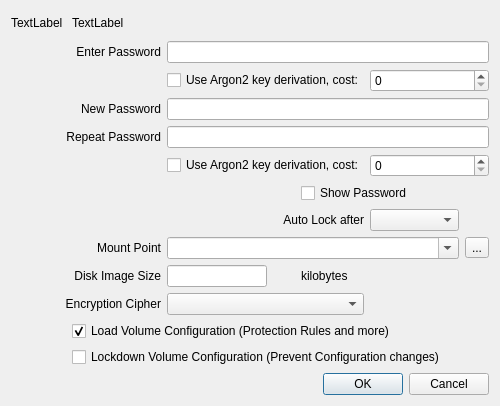
Before: the Qt Designer form MajorPrivacy/Forms/VolumeWindow.ui in xanasoft/MajorPrivacy, drawn with Qt 5.
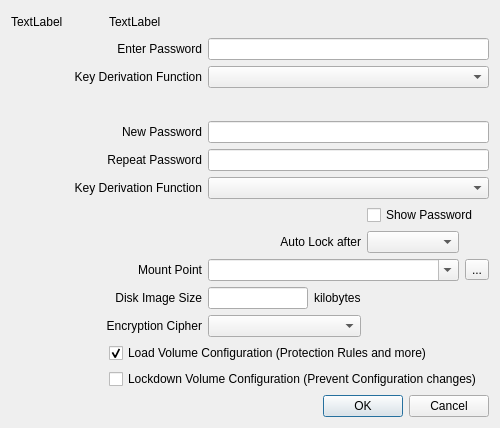
After: the same form once the commit is applied.

```diff
--- a/MajorPrivacy/Forms/VolumeWindow.ui
+++ b/MajorPrivacy/Forms/VolumeWindow.ui
@@ -7,7 +7,7 @@
     <x>0</x>
     <y>0</y>
     <width>500</width>
-    <height>406</height>
+    <height>428</height>
    </rect>
   </property>
   <property name="sizePolicy">
@@ -28,128 +28,35 @@
   <layout class="QGridLayout" name="gridLayout_2">
    <item row="0" column="0">
     <layout class="QGridLayout" name="gridLayout">
-     <item row="8" column="5">
-      <widget class="QToolButton" name="btnMount">
-       <property name="toolTip">
-        <string>Select directory as mount point</string>
-       </property>
-       <property name="text">
-        <string>...</string>
-       </property>
-      </widget>
-     </item>
-     <item row="0" column="1" colspan="4">
-      <widget class="QLabel" name="lblInfo">
-       <property name="text">
-        <string>TextLabel</string>
-       </property>
-       <property name="wordWrap">
-        <bool>true</bool>
-       </property>
-      </widget>
-     </item>
-     <item row="4" column="2" colspan="4">
+     <item row="5" column="2" colspan="4">
       <widget class="QLineEdit" name="txtRepeatPassword">
        <property name="echoMode">
         <enum>QLineEdit::EchoMode::Password</enum>
        </property>
       </widget>
      </item>
-     <item row="7" column="0" colspan="4">
-      <widget class="QLabel" name="lblAutoLocl">
-       <property name="text">
-        <string>Auto Lock after</string>
+     <item row="9" column="2" colspan="3">
+      <widget class="QComboBox" name="cmbMount">
+       <property name="editable">
+        <bool>true</bool>
        </property>
-       <property name="alignment">
-        <set>Qt::AlignmentFlag::AlignRight|Qt::AlignmentFlag::AlignTrailing|Qt::AlignmentFlag::AlignVCenter</set>
-       </property>
       </widget>
      </item>
-     <item row="1" column="0" colspan="2">
-      <widget class="QLabel" name="lblPassword">
-       <property name="text">
-        <string>Enter Password</string>
+     <item row="1" column="2" colspan="4">
+      <widget class="QLineEdit" name="txtPassword">
+       <property name="echoMode">
+        <enum>QLineEdit::EchoMode::Password</enum>
        </property>
-       <property name="alignment">
-        <set>Qt::AlignmentFlag::AlignRight|Qt::AlignmentFlag::AlignTrailing|Qt::AlignmentFlag::AlignVCenter</set>
-       </property>
       </widget>
      </item>
-     <item row="13" column="3" colspan="3">
+     <item row="14" column="3" colspan="3">
       <widget class="QDialogButtonBox" name="buttonBox">
        <property name="standardButtons">
         <set>QDialogButtonBox::StandardButton::Cancel|QDialogButtonBox::StandardButton::Ok</set>
        </property>
       </widget>
      </item>
-     <item row="1" column="2" colspan="4">
-      <widget class="QLineEdit" name="txtPassword">
-       <property name="echoMode">
-        <enum>QLineEdit::EchoMode::Password</enum>
-       </property>
-      </widget>
-     </item>
-     <item row="11" column="1" colspan="5">
-      <widget class="QCheckBox" name="chkProtect">
-       <property name="text">
-        <string>Load Volume Configuration (Protection Rules and more)</string>
-       </property>
-       <property name="checked">
-        <bool>true</bool>
-       </property>
-      </widget>
-     </item>
-     <item row="10" column="2" colspan="2">
-      <widget class="QComboBox" name="cmbCipher"/>
-     </item>
-     <item row="12" column="1" colspan="5">
-      <widget class="QCheckBox" name="chkLockdown">
-       <property name="text">
-        <string>Lockdown Volume Configuration (Prevent Configuration changes)</string>
-       </property>
-      </widget>
-     </item>
-     <item row="9" column="0" colspan="2">
-      <widget class="QLabel" name="lblImageSize">
-       <property name="text">
-        <string>Disk Image Size</string>
-       </property>
-       <property name="alignment">
-        <set>Qt::AlignmentFlag::AlignRight|Qt::AlignmentFlag::AlignTrailing|Qt::AlignmentFlag::AlignVCenter</set>
-       </property>
-      </widget>
-     </item>
-     <item row="10" column="0" colspan="2">
-      <widget class="QLabel" name="lblCipher">
-       <property name="text">
-        <string>Encryption Cipher</string>
-       </property>
-       <property name="alignment">
-        <set>Qt::AlignmentFlag::AlignRight|Qt::AlignmentFlag::AlignTrailing|Qt::AlignmentFlag::AlignVCenter</set>
-       </property>
-      </widget>
-     </item>
-     <item row="8" column="2" colspan="3">
-      <widget class="QComboBox" name="cmbMount">
-       <property name="editable">
-        <bool>true</bool>
-       </property>
-      </widget>
-     </item>
-     <item row="8" column="1">
-      <widget class="QLabel" name="lblMount">
-       <property name="text">
-        <string>Mount Point</string>
-       </property>
-       <property name="alignment">
-        <set>Qt::AlignmentFlag::AlignRight|Qt::AlignmentFlag::AlignTrailing|Qt::AlignmentFlag::AlignVCenter</set>
-       </property>
-      </widget>
-     </item>
-     <item row="7" column="4">
-      <widget class="QComboBox" name="cmbAutoLock"/>
-     </item>
-     <item row="9" column="3">
+     <item row="10" column="3">
       <widget class="QLabel" name="lblImageSizeKb">
        <property name="sizePolicy">
         <sizepolicy hsizetype="Maximum" vsizetype="Preferred">
@@ -162,28 +69,7 @@
        </property>
       </widget>
      </item>
-     <item row="3" column="2" colspan="4">
-      <widget class="QLineEdit" name="txtNewPassword">
-       <property name="echoMode">
-        <enum>QLineEdit::EchoMode::Password</enum>
-       </property>
-      </widget>
-     </item>
-     <item row="0" column="0">
-      <widget class="QLabel" name="lblIcon">
-       <property name="text">
-        <string>TextLabel</string>
-       </property>
-      </widget>
-     </item>
-     <item row="5" column="2" colspan="2">
-      <widget class="QCheckBox" name="chkNewUseArgon2">
-       <property name="text">
-        <string>Use Argon2 key derivation, cost:</string>
-       </property>
-      </widget>
-     </item>
-     <item row="9" column="2">
+     <item row="10" column="2">
       <widget class="QLineEdit" name="txtImageSize">
        <property name="maximumSize">
         <size>
@@ -193,24 +79,103 @@
        </property>
       </widget>
      </item>
+     <item row="6" column="2" colspan="4">
+      <widget class="QComboBox" name="cmbNewKdf"/>
+     </item>
+     <item row="9" column="1">
+      <widget class="QLabel" name="lblMount">
+       <property name="text">
+        <string>Mount Point</string>
+       </property>
+       <property name="alignment">
+        <set>Qt::AlignmentFlag::AlignRight|Qt::AlignmentFlag::AlignTrailing|Qt::AlignmentFlag::AlignVCenter</set>
+       </property>
+      </widget>
+     </item>
+     <item row="13" column="1" colspan="5">
+      <widget class="QCheckBox" name="chkLockdown">
+       <property name="text">
+        <string>Lockdown Volume Configuration (Prevent Configuration changes)</string>
+       </property>
+      </widget>
+     </item>
+     <item row="10" column="0" colspan="2">
+      <widget class="QLabel" name="lblImageSize">
+       <property name="text">
+        <string>Disk Image Size</string>
+       </property>
+       <property name="alignment">
+        <set>Qt::AlignmentFlag::AlignRight|Qt::AlignmentFlag::AlignTrailing|Qt::AlignmentFlag::AlignVCenter</set>
+       </property>
+      </widget>
+     </item>
+     <item row="0" column="1" colspan="4">
+      <widget class="QLabel" name="lblInfo">
+       <property name="text">
+        <string>TextLabel</string>
+       </property>
+       <property name="wordWrap">
+        <bool>true</bool>
+       </property>
+      </widget>
+     </item>
+     <item row="2" column="2" colspan="4">
+      <widget class="QComboBox" name="cmbKdf"/>
+     </item>
+     <item row="8" column="0" colspan="4">
+      <widget class="QLabel" name="lblAutoLocl">
+       <property name="text">
+        <string>Auto Lock after</string>
+       </property>
+       <property name="alignment">
+        <set>Qt::AlignmentFlag::AlignRight|Qt::AlignmentFlag::AlignTrailing|Qt::AlignmentFlag::AlignVCenter</set>
+       </property>
+      </widget>
+     </item>
+     <item row="12" column="1" colspan="5">
+      <widget class="QCheckBox" name="chkProtect">
+       <property name="text">
+        <string>Load Volume Configuration (Protection Rules and more)</string>
+       </property>
+       <property name="checked">
+        <bool>true</bool>
+       </property>
+      </widget>
+     </item>
+     <item row="8" column="4">
+      <widget class="QComboBox" name="cmbAutoLock"/>
+     </item>
+     <item row="9" column="5">
+      <widget class="QToolButton" name="btnMount">
+       <property name="toolTip">
+        <string>Select directory as mount point</string>
+       </property>
+       <property name="text">
+        <string>...</string>
+       </property>
+      </widget>
+     </item>
+     <item row="11" column="2" colspan="2">
+      <widget class="QComboBox" name="cmbCipher"/>
+     </item>
+     <item row="6" column="0" colspan="2">
+      <widget class="QLabel" name="lblNewKdf">
+       <property name="text">
+        <string>Key Derivation Function</string>
+       </property>
+       <property name="alignment">
+        <set>Qt::AlignmentFlag::AlignRight|Qt::AlignmentFlag::AlignTrailing|Qt::AlignmentFlag::AlignVCenter</set>
+       </property>
+      </widget>
+     </item>
+     <item row="4" column="2" colspan="4">
+      <widget class="QLineEdit" name="txtNewPassword">
+       <property name="echoMode">
+        <enum>QLineEdit::EchoMode::Password</enum>
+       </property>
+      </widget>
+     </item>
      <item row="4" column="0" colspan="2">
-      <widget class="QLabel" name="lblRepeatPassword">
-       <property name="text">
-        <string>Repeat Password</string>
-       </property>
-       <property name="alignment">
-        <set>Qt::AlignmentFlag::AlignRight|Qt::AlignmentFlag::AlignTrailing|Qt::AlignmentFlag::AlignVCenter</set>
-       </property>
-      </widget>
-     </item>
-     <item row="2" column="2" colspan="2">
-      <widget class="QCheckBox" name="chkUseArgon2">
-       <property name="text">
-        <string>Use Argon2 key derivation, cost:</string>
-       </property>
-      </widget>
-     </item>
-     <item row="3" column="0" colspan="2">
       <widget class="QLabel" name="lblNewPassword">
        <property name="text">
         <string>New Password</string>
@@ -220,27 +185,67 @@
        </property>
       </widget>
      </item>
-     <item row="5" column="4" colspan="2">
-      <widget class="QSpinBox" name="spinNewArgon2Cost">
-       <property name="toolTip">
-        <string>Higher values increase security but slow down mounting</string>
+     <item row="11" column="0" colspan="2">
+      <widget class="QLabel" name="lblCipher">
+       <property name="text">
+        <string>Encryption Cipher</string>
        </property>
+       <property name="alignment">
+        <set>Qt::AlignmentFlag::AlignRight|Qt::AlignmentFlag::AlignTrailing|Qt::AlignmentFlag::AlignVCenter</set>
+       </property>
       </widget>
      </item>
-     <item row="2" column="4" colspan="2">
-      <widget class="QSpinBox" name="spinArgon2Cost">
-       <property name="toolTip">
-        <string>Higher values increase security but slow down mounting</string>
+     <item row="5" column="0" colspan="2">
+      <widget class="QLabel" name="lblRepeatPassword">
+       <property name="text">
+        <string>Repeat Password</string>
        </property>
+       <property name="alignment">
+        <set>Qt::AlignmentFlag::AlignRight|Qt::AlignmentFlag::AlignTrailing|Qt::AlignmentFlag::AlignVCenter</set>
+       </property>
       </widget>
      </item>
-     <item row="6" column="3" colspan="3">
+     <item row="3" column="0">
+      <widget class="QLabel" name="lblDummy">
+       <property name="text">
+        <string/>
+       </property>
+      </widget>
+     </item>
+     <item row="7" column="4" colspan="2">
       <widget class="QCheckBox" name="chkShow">
        <property name="text">
         <string>Show Password</string>
        </property>
       </widget>
      </item>
+     <item row="0" column="0">
+      <widget class="QLabel" name="lblIcon">
+       <property name="text">
+        <string>TextLabel</string>
+       </property>
+      </widget>
+     </item>
+     <item row="2" column="0" colspan="2">
+      <widget class="QLabel" name="lblKdf">
+       <property name="text">
+        <string>Key Derivation Function</string>
+       </property>
+       <property name="alignment">
+        <set>Qt::AlignmentFlag::AlignRight|Qt::AlignmentFlag::AlignTrailing|Qt::AlignmentFlag::AlignVCenter</set>
+       </property>
+      </widget>
+     </item>
+     <item row="1" column="0" colspan="2">
+      <widget class="QLabel" name="lblPassword">
+       <property name="text">
+        <string>Enter Password</string>
+       </property>
+       <property name="alignment">
+        <set>Qt::AlignmentFlag::AlignRight|Qt::AlignmentFlag::AlignTrailing|Qt::AlignmentFlag::AlignVCenter</set>
+       </property>
+      </widget>
+     </item>
     </layout>
    </item>
   </layout>
```
